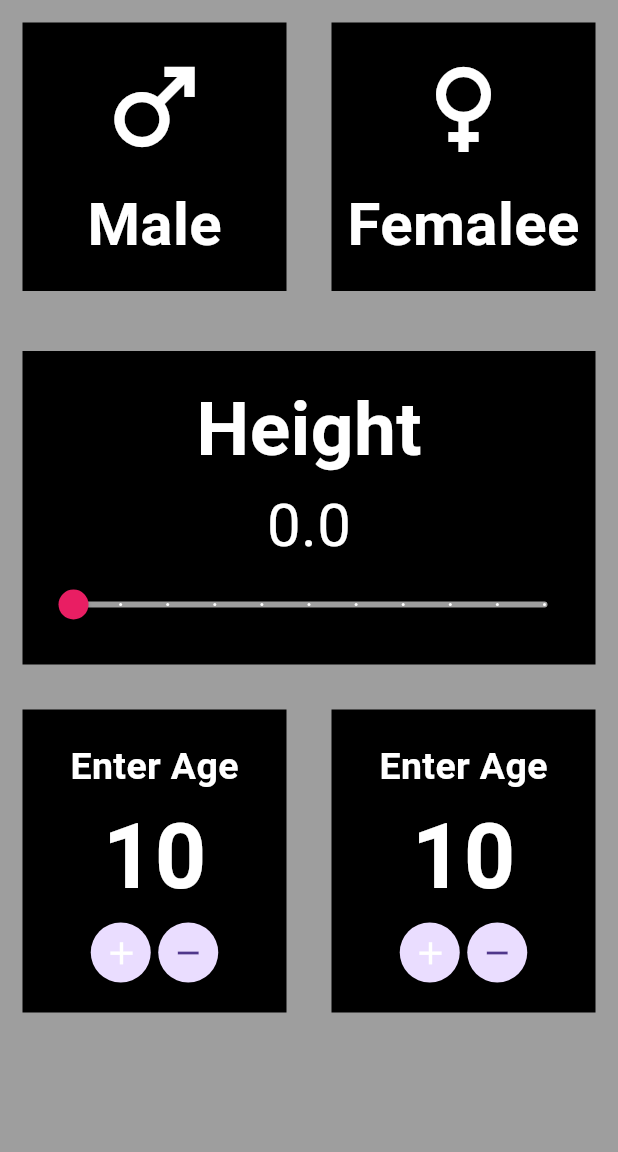
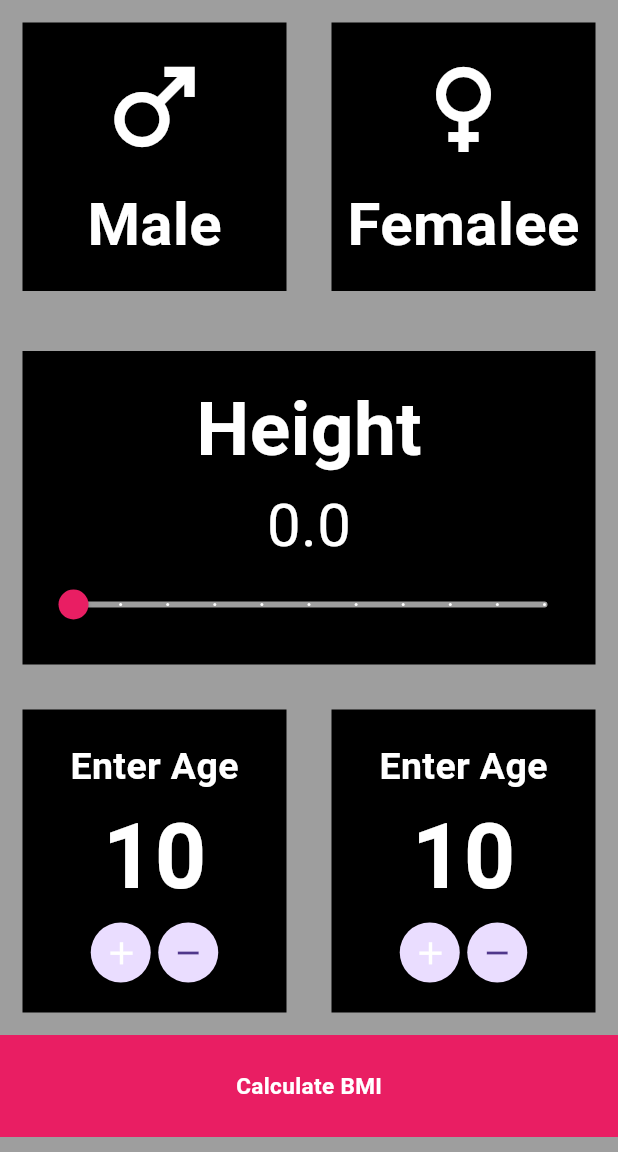
Before and after one commit to EhsanIlyas/bmi_calculator-Flutter, a Flutter app: the screen it shows after launch, on a phone screen of 412 x 824 dp, the part 84-1236 px from its top. Run offline on Flutter 3.47's test engine with Material 3 defaults, Android fonts, the phone set to English and light mode, and no system bars.

Commit message:
Calculate BMI Button added

```diff
--- a/lib/main.dart
+++ b/lib/main.dart
@@ -111,7 +111,7 @@ class _BmiCalculatorState extends State<BmiCalculator> {
                 ),
                 Text(
                   "$weight",
-                  style: TextStyle(color: Colors.white,fontSize: 40),
+                  style: TextStyle(color: Colors.white, fontSize: 40),
                 ),
 
                 Slider(
@@ -151,7 +151,9 @@ class _BmiCalculatorState extends State<BmiCalculator> {
                       ),
                       Text(
                         "$age",
-                        style: TextStyle(color: Colors.white,fontSize: 60,fontWeight: FontWeight.bold),
+                        style: TextStyle(color: Colors.white,
+                            fontSize: 60,
+                            fontWeight: FontWeight.bold),
                       ),
                       Row(
                         mainAxisAlignment: MainAxisAlignment.center,
@@ -162,7 +164,8 @@ class _BmiCalculatorState extends State<BmiCalculator> {
 
                               child: IconButton(
 
-                                icon: Icon(Icons.add,color: Colors.white,size: 25,),
+                                icon: Icon(
+                                  Icons.add, color: Colors.white, size: 25,),
                                 onPressed: () {
                                   setState(() {
                                     age++;
@@ -215,7 +218,9 @@ class _BmiCalculatorState extends State<BmiCalculator> {
                       ),
                       Text(
                         "$age",
-                        style: TextStyle(color: Colors.white,fontSize: 60,fontWeight: FontWeight.bold),
+                        style: TextStyle(color: Colors.white,
+                            fontSize: 60,
+                            fontWeight: FontWeight.bold),
                       ),
                       Row(
                         mainAxisAlignment: MainAxisAlignment.center,
@@ -226,7 +231,8 @@ class _BmiCalculatorState extends State<BmiCalculator> {
 
                               child: IconButton(
 
-                                  icon: Icon(Icons.add,color: Colors.white,size: 25,),
+                                icon: Icon(
+                                  Icons.add, color: Colors.white, size: 25,),
                                 onPressed: () {
                                   setState(() {
                                     age++;
@@ -258,12 +264,24 @@ class _BmiCalculatorState extends State<BmiCalculator> {
 
                         ],
                       ),
+
                     ],
                   ),
                 ),
               ),
             ],
           ),
+          Expanded(
+            child: Container(
+              padding:
+              EdgeInsets.symmetric(horizontal: 20.0, vertical: 10.0),
+              color: Colors.pink,
+              child: Center(child: Text("Calculate BMI",style: TextStyle(fontSize: 15,fontWeight: FontWeight.bold,color: Colors.white),)),
+            ),
+          ),
+          SizedBox(
+            height: 10,
+          )
         ],
       ),
     );
```
Lines whose indentation alone changed are shown as unchanged.
